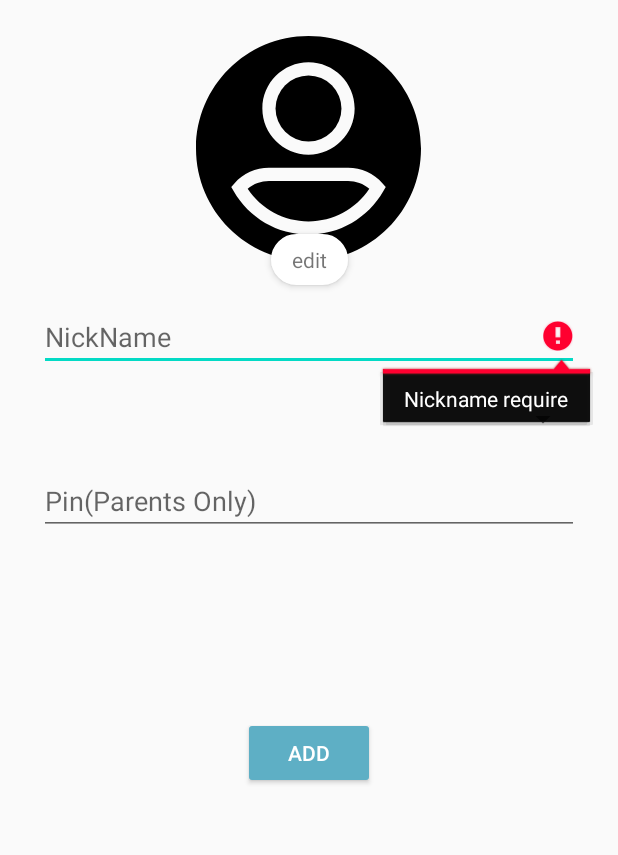
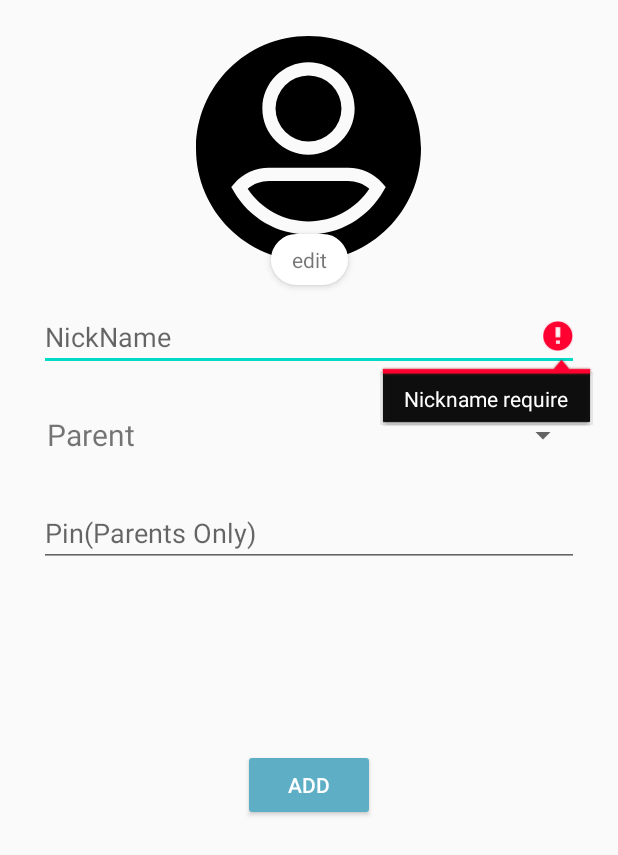
Before and after one commit to XluizXemilX/TaskManager, an Android app: the AddProfileActivity screen opened directly, with no data from a screen before it, after a tap on "ADD", on a phone screen of 412 x 824 dp. Shown: the top 855 px of the screen. Run offline under Robolectric (Android 15) with nearby library versions, the phone set to English and light mode, and no system bars; our stand-ins replace Firebase (no records; nobody signed in at launch, a user with empty details on screens opened directly).

Commit message:
profile type is being selected with the spinner and if child is selected pin is not require

```diff
--- a/Application/app/src/main/java/com/example/taskmanager/AddProfileActivity.kt
+++ b/Application/app/src/main/java/com/example/taskmanager/AddProfileActivity.kt
@@ -3,6 +3,9 @@ package com.example.taskmanager
 import android.content.Intent
 import androidx.appcompat.app.AppCompatActivity
 import android.os.Bundle
+import android.view.View
+import android.widget.AdapterView
+import android.widget.ArrayAdapter
 import android.widget.Toast
 import com.example.taskmanager.classes.Constants
 import com.example.taskmanager.classes.Profile
@@ -15,7 +18,6 @@ import kotlinx.android.synthetic.main.activity_add_profile.*
 class AddProfileActivity : AppCompatActivity() {
 
     private lateinit var refUsers: DatabaseReference
-
     override fun onCreate(savedInstanceState: Bundle?) {
         super.onCreate(savedInstanceState)
         setContentView(R.layout.activity_add_profile)
@@ -23,43 +25,74 @@ class AddProfileActivity : AppCompatActivity() {
         addP_btn.setOnClickListener {
             createProfile()
         }
+
+        val types = resources.getStringArray(R.array.types)// array for the spinner
+        if(profile_type_spn != null)
+        {
+            val adapter = ArrayAdapter(this,R.layout.spinner_item_custome, types)// array adapter for the values of the spinner
+            profile_type_spn.adapter = adapter // sets the spinner adapter to the adapter
+        }
+        profile_type_spn.onItemSelectedListener = object :
+            AdapterView.OnItemSelectedListener{
+            override fun onItemSelected(
+                parent: AdapterView<*>?,
+                view: View?,
+                position: Int,
+                id: Long
+            ) {
+                if(position == 1){
+                    pin_addP_et.visibility = View.GONE
+                }
+                else{
+                    pin_addP_et.visibility = View.VISIBLE
+                }
+
+            }
+
+            override fun onNothingSelected(parent: AdapterView<*>?) {
+                Toast.makeText(this@AddProfileActivity, "Type field is require!", Toast.LENGTH_SHORT).show()
+            }
+        }
     }
 
     private fun createProfile() {
-        val nickname: String = nickname_addP_et.text.toString().toLowerCase()
-        val profilePin: String = pin_addP_et.text.toString()
+        val nickname: String = nickname_addP_et.text.toString().toLowerCase() // nickname field
+        val profilePin: String = pin_addP_et.text.toString() // pin field
 
+        //spinner
+
+        //check if any of the fields are empty or do not complete the requirements
         if (nickname == "") {
             nickname_addP_et.error = "Nickname require"
             Toast.makeText(this@AddProfileActivity, "please enter Nickname.", Toast.LENGTH_SHORT)
                 .show()
-        } else if (profilePin == "") {
+        } else if (profilePin == "" && pin_addP_et.visibility == View.VISIBLE) {
             pin_addP_et.error = "Pin require"
             Toast.makeText(this@AddProfileActivity, "please enter pin.", Toast.LENGTH_SHORT)
                 .show()
-        } else if(profilePin.length < 4){
+        } else if(profilePin.length < 4 && pin_addP_et.visibility == View.VISIBLE){
             pin_addP_et.error = "Pin require"
             Toast.makeText(this@AddProfileActivity, "please a 4-digit pin.", Toast.LENGTH_SHORT)
                 .show()
 
         } else {
-
-            //firebaseUserId = mAuth.currentUser!!.uid
-            val id = SharedPrefsUtil.getInstance(this).get(Constants.CURRENT_ACCOUNT,"")
-            refUsers = FirebaseDatabase.getInstance().reference.child("account").child(id).child("users")
+            //saving data to database
+            val id = SharedPrefsUtil.getInstance(this).get(Constants.CURRENT_ACCOUNT,"")// account id
+            refUsers = FirebaseDatabase.getInstance().reference.child("account").child(id).child("users") // database reference
 
             val userHashMap = HashMap<String, String>()  // holds user data
             userHashMap[Constants.CURRENT_ACCOUNT] = id
             userHashMap["nickname"] = nickname
             userHashMap["profilePin"] = profilePin
-            userHashMap["type"] = ""
+            userHashMap["type"] = profile_type_spn.selectedItem.toString()
             userHashMap["picture"]= "DEFAULT_USER_ICON"
             val pushRef = refUsers.push()
             val key = pushRef.key
             pushRef.setValue(userHashMap)
 
-                .addOnSuccessListener {
-                    //needs to save current user
+                .addOnSuccessListener {// if task is complete successful
+                    //saves current user to use during the entire session
+                    //saves to the database
                     val profile = Profile()
                     profile.fromMap(userHashMap)
                     profile.id = key
@@ -72,7 +105,7 @@ class AddProfileActivity : AppCompatActivity() {
                     startActivity(intent)
 
                 }
-                .addOnFailureListener {
+                .addOnFailureListener {// task fails
                     Toast.makeText(
                         this@AddProfileActivity,
                         "Error Message: Lost connection",
--- a/Application/app/src/main/java/com/example/taskmanager/SwitchProfileActivity.kt
+++ b/Application/app/src/main/java/com/example/taskmanager/SwitchProfileActivity.kt
@@ -139,7 +139,7 @@ class SwitchProfileActivity :  AppCompatActivity(), GenericRecyclerAdapter.Gener
         dialogView.dialog_ok_pin_btn.setOnClickListener {
             val pin = dialogView.pin_validation_et.text.toString()
             if(pin.isEmpty()){
-                dialogView.dialog_ok_pin_btn.error = "Enter the pin"
+                dialogView.pin_validation_et.error = "Enter the pin"
             }
             if(pin == profile.profilePin){
                 val intent =
@@ -150,7 +150,7 @@ class SwitchProfileActivity :  AppCompatActivity(), GenericRecyclerAdapter.Gener
                 startActivity(intent)
             }
             else{
-                dialogView.dialog_ok_pin_btn.error = "Incorrect pin"
+                dialogView.pin_validation_et.error = "Incorrect pin"
             }
         }
 
--- a/Application/app/src/main/java/com/example/taskmanager/parentUI/HomeActivity.kt
+++ b/Application/app/src/main/java/com/example/taskmanager/parentUI/HomeActivity.kt
@@ -94,7 +94,7 @@ class HomeActivity : AppCompatActivity(), NavigationView.OnNavigationItemSelecte
     }
 
     override fun onNavigationItemSelected(item: MenuItem): Boolean {
-        val profile = SharedPrefsUtil.getInstance(this).get(Constants.CURRENT_PROFILE, Profile::class.java, null)
+
         when ( item.itemId){
             R.id.parent_nav_profile->{
                 Toast.makeText(this, "Profile", Toast.LENGTH_SHORT).show()
--- a/Application/app/src/main/java/com/example/taskmanager/parentUI/taskCreation/TaskSettingsActivity.kt
+++ b/Application/app/src/main/java/com/example/taskmanager/parentUI/taskCreation/TaskSettingsActivity.kt
@@ -102,7 +102,6 @@ class TaskSettingsActivity : AppCompatActivity() {
             userHashMap["status"] = Constants.STATUS_INCOMPLETE
             userHashMap["description"] = taskRef.description
             val pushRef = refUsers.push()
-            val key = pushRef.key
             pushRef.setValue(userHashMap)
                 .addOnSuccessListener {
 
--- a/Application/app/src/main/res/layout/activity_add_profile.xml
+++ b/Application/app/src/main/res/layout/activity_add_profile.xml
@@ -52,7 +52,7 @@
     <Spinner
         android:id="@+id/profile_type_spn"
         android:layout_width="0dp"
-        android:layout_height="wrap_content"
+        android:layout_height="45dp"
         android:layout_marginStart="26dp"
         android:layout_marginTop="20dp"
         android:layout_marginEnd="26dp"
--- /dev/null
+++ b/Application/app/src/main/res/layout/spinner_item_custome.xml
@@ -0,0 +1,11 @@
+<?xml version="1.0" encoding="utf-8"?>
+<TextView
+    xmlns:android="http://schemas.android.com/apk/res/android"
+
+        android:layout_width="match_parent"
+        android:layout_height="wrap_content"
+        android:textSize="20sp"
+        android:gravity="left"
+        android:padding="5dip">
+
+</TextView>
--- a/Application/app/src/main/res/values/strings.xml
+++ b/Application/app/src/main/res/values/strings.xml
@@ -9,4 +9,9 @@
     <string name="dob">MM/DD/YYYY</string>
     <string name="open">open</string>
     <string name="close">close</string>
+
+    <string-array name="types">
+        <item>Parent</item>
+        <item>Child</item>
+    </string-array>
 </resources>
```
